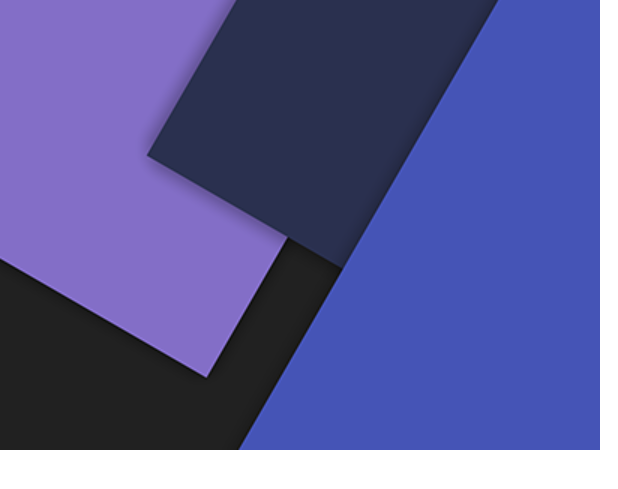
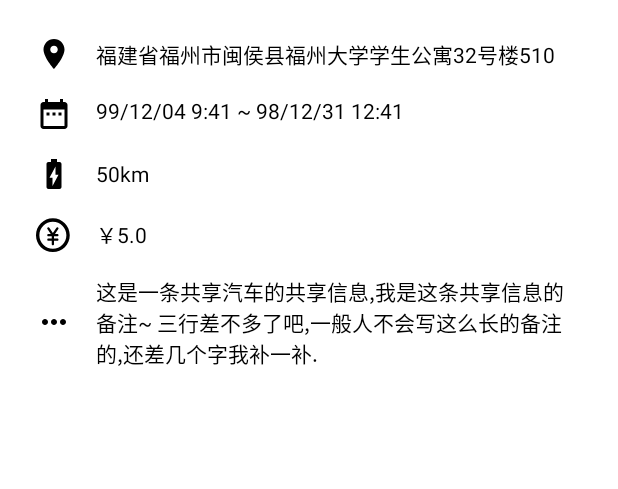
Before and after one commit to qyanzh/ShareBike, an Android app: the layout bike_info_dialog_fragment.xml on its own in the app's theme, with its tools: preview values and no code run, on a phone screen of 412 x 824 dp. Shown: the top 489 px of the screen. Run offline under Robolectric (Android 15) with nearby library versions, the phone set to English and light mode, and no system bars.

Commit message:
BikeInfoDialog init

```diff
--- a/app/src/main/java/com/example/west2summer/dialog/BikeInfoDialogViewModel.kt
+++ b/app/src/main/java/com/example/west2summer/dialog/BikeInfoDialogViewModel.kt
@@ -10,10 +10,9 @@ import kotlinx.coroutines.Job
 
 class BikeInfoDialogViewModel(
     val application: Application,
-    bikeInfo: BikeInfo
+    val bikeInfo: BikeInfo
 ) : ViewModel() {
 
-    val detailText = bikeInfo.toString()
     private val viewModelJob = Job()
     private val uiScope = CoroutineScope(Dispatchers.Main + viewModelJob)
 
--- a/app/src/main/res/layout/bike_info_dialog_fragment.xml
+++ b/app/src/main/res/layout/bike_info_dialog_fragment.xml
@@ -1,29 +1,152 @@
 <?xml version="1.0" encoding="utf-8"?>
 <layout xmlns:android="http://schemas.android.com/apk/res/android"
-    xmlns:app="http://schemas.android.com/apk/res-auto">
+    xmlns:app="http://schemas.android.com/apk/res-auto"
+    xmlns:tools="http://schemas.android.com/tools">
 
     <data>
+
+        <import type="android.view.View" />
+
         <variable
             name="viewModel"
             type="com.example.west2summer.dialog.BikeInfoDialogViewModel" />
     </data>
 
     <LinearLayout
+        android:id="@+id/root_linear"
         android:layout_width="match_parent"
         android:layout_height="wrap_content"
-        android:orientation="vertical">
+        android:focusable="true"
+        android:focusableInTouchMode="true"
+        android:orientation="vertical"
+        android:padding="24dp"
+        tools:context=".dialog.BikeInfoDialogFragment">
 
-        <ImageView
-            android:id="@+id/imageView"
-            android:layout_width="wrap_content"
+        <!--地点-->
+
+        <LinearLayout
+            android:layout_width="match_parent"
             android:layout_height="wrap_content"
-            app:srcCompat="@drawable/dummy_image" />
+            android:orientation="horizontal"
+            android:visibility="@{viewModel.bikeInfo.place==null ? View.GONE : View.VISIBLE}">
 
-        <TextView
-            android:id="@+id/tvInfoDetail"
-            android:layout_width="wrap_content"
+            <ImageView
+                android:layout_width="wrap_content"
+                android:layout_height="wrap_content"
+                android:layout_gravity="center_vertical"
+                android:layout_marginEnd="16dp"
+                app:srcCompat="@drawable/ic_location_on_black_24dp" />
+
+            <TextView
+                android:layout_gravity="center_vertical"
+                android:layout_width="wrap_content"
+                android:layout_height="wrap_content"
+                android:text="@{viewModel.bikeInfo.place}"
+                tools:text="福建省福州市闽侯县福州大学学生公寓32号楼510" />
+        </LinearLayout>
+
+        <!--电池剩余-->
+        <LinearLayout
+            android:layout_marginTop="@dimen/dialog_row_margin"
+
+            android:layout_width="match_parent"
             android:layout_height="wrap_content"
-            android:text="@{viewModel.detailText}" />
+            android:layout_gravity="center_vertical"
+            android:orientation="horizontal"
+            android:visibility="@{viewModel.bikeInfo.shouldShowTime() ? View.VISIBLE : View.GONE}">
+
+            <ImageView
+                android:layout_width="wrap_content"
+                android:layout_height="wrap_content"
+                android:layout_gravity="center_vertical"
+                android:layout_marginEnd="16dp"
+                app:srcCompat="@drawable/ic_date_range_black_24dp" />
+
+            <TextView
+                android:layout_width="wrap_content"
+                android:layout_height="wrap_content"
+                android:text="@{viewModel.bikeInfo.timeString()}"
+                tools:text="99/12/04 9:41 ~ 98/12/31 12:41" />
+        </LinearLayout>
+
+        <LinearLayout
+            android:layout_marginTop="@dimen/dialog_row_margin"
+
+
+            android:layout_width="match_parent"
+            android:layout_height="wrap_content"
+            android:orientation="horizontal"
+            android:visibility="@{viewModel.bikeInfo.battery==null ? View.GONE : View.VISIBLE}">
+
+            <ImageView
+                android:layout_width="wrap_content"
+                android:layout_height="wrap_content"
+                android:layout_gravity="center_vertical"
+                android:layout_marginEnd="16dp"
+                app:srcCompat="@drawable/ic_battery_charging_full_black_24dp" />
+
+            <TextView
+                android:layout_gravity="center_vertical"
+                tools:text="50km"
+                android:layout_width="wrap_content"
+                android:layout_height="wrap_content"
+                android:text="@{viewModel.bikeInfo.batteryString()}" />
+        </LinearLayout>
+
+        <!--时间-->
+
+
+        <!--价格-->
+        <LinearLayout
+            android:layout_marginTop="@dimen/dialog_row_margin"
+
+
+            android:layout_width="match_parent"
+            android:layout_height="wrap_content"
+            android:orientation="horizontal"
+            android:visibility="@{viewModel.bikeInfo.price==null ? View.GONE : View.VISIBLE}">
+
+            <ImageView
+                android:layout_width="wrap_content"
+                android:layout_height="wrap_content"
+                android:layout_gravity="center_vertical"
+                android:layout_marginEnd="16dp"
+                app:srcCompat="@drawable/ic_iconfont_money" />
+
+            <TextView
+                tools:text="￥5.0"
+                android:layout_gravity="center_vertical"
+                android:layout_width="wrap_content"
+                android:layout_height="wrap_content"
+                android:text="@{viewModel.bikeInfo.priceString()}" />
+        </LinearLayout>
+
+        <!--备注-->
+        <LinearLayout
+            android:layout_marginTop="@dimen/dialog_row_margin"
+
+            android:layout_width="match_parent"
+            android:layout_height="wrap_content"
+            android:orientation="horizontal"
+            android:visibility="@{viewModel.bikeInfo.note==null ? View.GONE : View.VISIBLE}">
+
+            <ImageView
+                android:layout_width="wrap_content"
+                android:layout_height="wrap_content"
+                android:layout_gravity="center_vertical"
+                android:layout_marginEnd="16dp"
+                app:srcCompat="@drawable/ic_more_black_24dp" />
+
+            <TextView
+                tools:text="这是一条共享汽车的共享信息,我是这条共享信息的备注~ 三行差不多了吧,一般人不会写这么长的备注的,还差几个字我补一补."
+                android:layout_gravity="center_vertical"
+                android:layout_width="wrap_content"
+                android:layout_height="wrap_content"
+                android:text="@{viewModel.bikeInfo.note}" />
+
+
+        </LinearLayout>
+
     </LinearLayout>
 
 </layout>
--- a/app/src/main/res/navigation/nav_graph.xml
+++ b/app/src/main/res/navigation/nav_graph.xml
@@ -49,10 +49,5 @@
         android:name="com.example.west2summer.BlankFragment"
         android:label="fragment_blank"
         tools:layout="@layout/fragment_blank" />
-    <fragment
-        android:id="@+id/fragment2"
-        android:name="com.example.west2summer.BlankFragment2"
-        android:label="fragment_blank_fragment2"
-        tools:layout="@layout/fragment_blank_fragment2" />
 
 </navigation>
--- /dev/null
+++ b/app/src/main/res/values/dimens.xml
@@ -0,0 +1,4 @@
+<?xml version="1.0" encoding="utf-8"?>
+<resources>
+    <dimen name="dialog_row_margin">16dp</dimen>
+</resources>
```
Also changed, not shown: app/src/main/java/com/example/west2summer/database/BikeInfo.kt (+26 -1 lines), app/src/main/java/com/example/west2summer/database/Repository.kt (+4 -4 lines), app/src/main/java/com/example/west2summer/edit/EditBikeInfoViewModel.kt (+17 -6 lines), app/src/main/java/com/example/west2summer/map/MapFragment.kt (+4 -6 lines), app/src/main/res/drawable/ic_ebike.xml (added, +4 -0 lines), app/src/main/res/menu/nav_menu.xml (+5 -2 lines), 1 other file.
